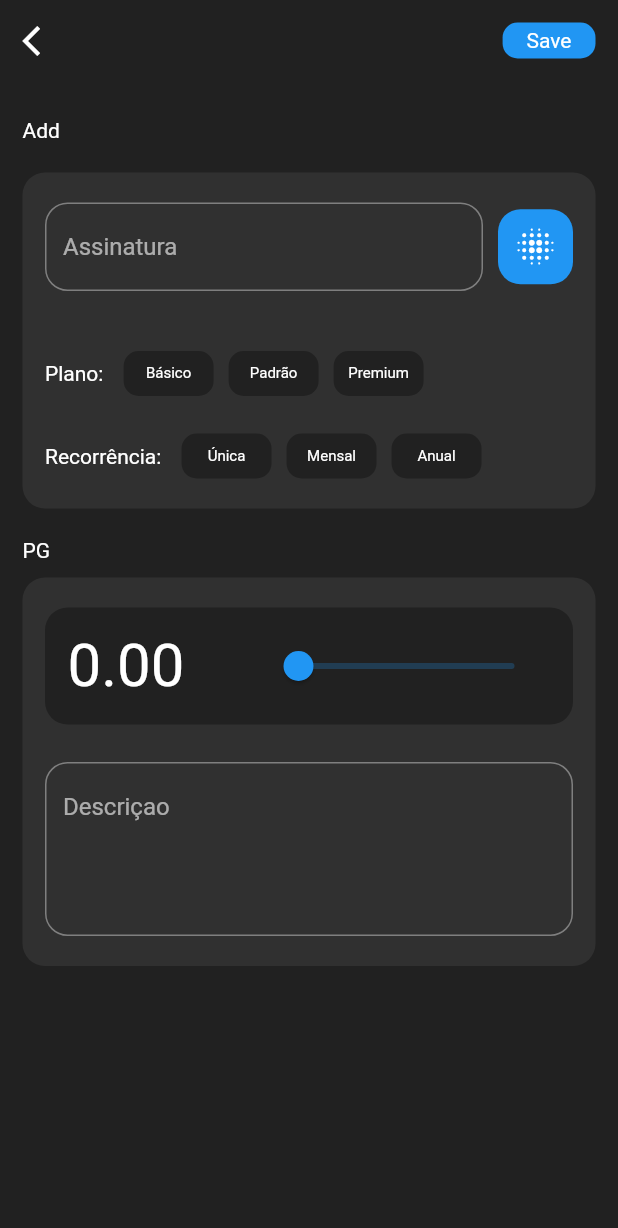
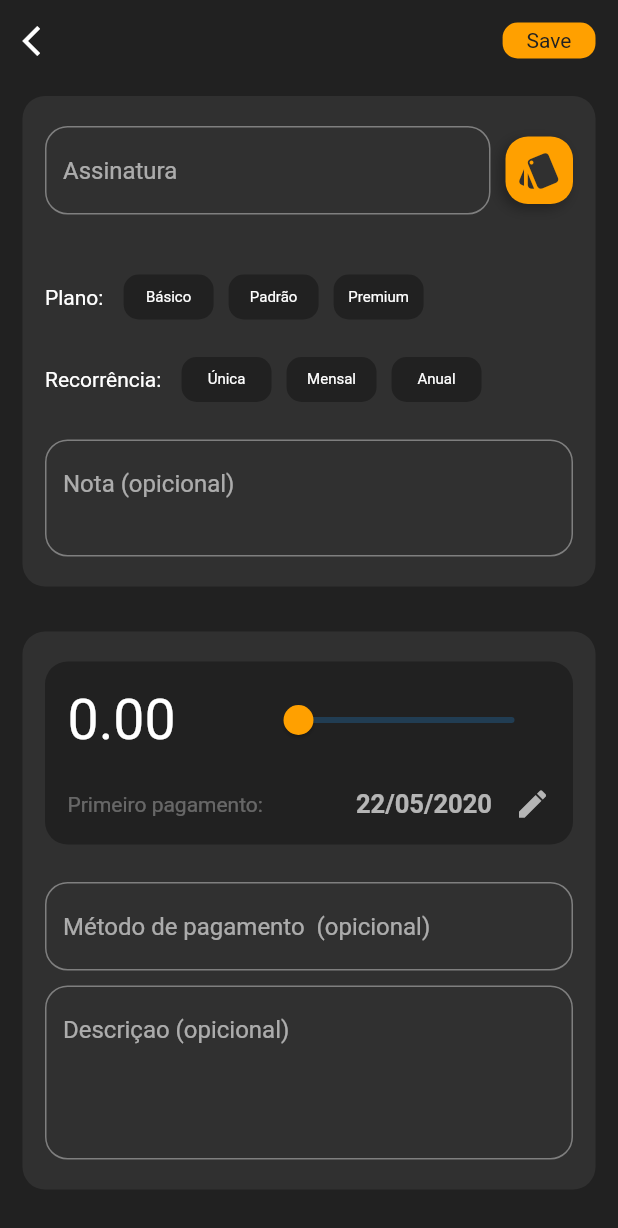
Before and after one commit to td-santos/Subscription_Manager_Flutter, a Flutter app: the screen it shows after launch, after a tap on the "add" icon, on a phone screen of 412 x 824 dp. Shown: the top 1228 px of the screen. Run offline on Flutter 3.47's test engine with Material 2 defaults, Android fonts, the phone set to English and light mode, and no system bars.

Commit message:
commit Ui screen Add
- Add elements in screen AddAssinatura

```diff
--- a/suno/lib/main.dart
+++ b/suno/lib/main.dart
@@ -5,6 +5,9 @@ void main() {
   runApp(MaterialApp(
     home: Home(),
     debugShowCheckedModeBanner: false,
-    theme: ThemeData.dark(),
+    theme: ThemeData(
+      brightness: Brightness.dark,
+      accentColor: Colors.amber[700]
+    ),
   ));
 }
--- a/suno/lib/screens/AddAssinatra.dart
+++ b/suno/lib/screens/AddAssinatra.dart
@@ -14,6 +14,8 @@ class _AddAssinaturaState extends State<AddAssinatura> {
 
   TextEditingController _controllerAssinatura = TextEditingController();
   TextEditingController _controllerDesc = TextEditingController();
+  TextEditingController _controllerNota = TextEditingController();
+  TextEditingController _controllerMetPG = TextEditingController();
   String plano, recorrencia;
 
   showDialogLogos() {
@@ -113,21 +115,21 @@ class _AddAssinaturaState extends State<AddAssinatura> {
                       padding: EdgeInsets.only(
                           left: 16, right: 16, top: 4, bottom: 4),
                       decoration: BoxDecoration(
-                          color: Colors.blue,
+                          color: Colors.amber[700],
                           borderRadius: BorderRadius.circular(10)),
                       child: Center(
-                        child: Text("Save"),
+                        child: Text(
+                          "Save",
+                          style: TextStyle(color: Colors.grey[900]),
+                        ),
                       )),
                 )
               ],
             ),
             SizedBox(
-              height: 40,
+              height: 25,
             ),
-            Text("Add"),
-            SizedBox(
-              height: 20,
-            ),
+
             Container(
               padding:
                   EdgeInsets.only(top: 20, left: 15, right: 15, bottom: 20),
@@ -156,14 +158,22 @@ class _AddAssinaturaState extends State<AddAssinatura> {
                             showDialogLogos();
                           },
                           child: Container(
-                            height: 50,
-                            width: 50,
+                            height: 45,
+                            width: 45,
                             decoration: BoxDecoration(
-                                color: Colors.blue,
-                                borderRadius: BorderRadius.circular(15)),
+                                color: Colors.amber[700],
+                                //border: Border.all(color: Colors.amber[700]),
+                                borderRadius: BorderRadius.circular(15),
+                                boxShadow: [
+                                  BoxShadow(
+                                      offset: Offset(-3, 3),
+                                      blurRadius: 7,
+                                      color: Colors.grey[900])
+                                ]),
                             child: urlLogo == null
                                 ? Icon(
-                                    Icons.blur_on,
+                                    Icons.style,
+                                    color: Colors.grey[850],
                                     size: 30,
                                   )
                                 : ClipRRect(
@@ -296,19 +306,28 @@ class _AddAssinaturaState extends State<AddAssinatura> {
                       ),
                     ],
                   ),
+                  SizedBox(
+                    height: 25,
+                  ),
+                  TextField(
+                    controller: _controllerNota,
+                    maxLines: 2,
+                    keyboardType: TextInputType.text,
+                    decoration: InputDecoration(
+                        hintText: "Nota (opicional)",
+                        border: OutlineInputBorder(
+                          borderRadius: BorderRadius.circular(15),
+                        )),
+                  ),
                 ],
               ),
             ),
             SizedBox(
-              height: 20,
+              height: 30,
             ),
-            Text("PG"),
-            SizedBox(
-              height: 10,
-            ),
+
             Container(
-              padding:
-                  EdgeInsets.only(top: 20, left: 15, right: 15, bottom: 20),
+              padding: EdgeInsets.only(top: 20, left: 15, right: 15, bottom: 20),
               decoration: BoxDecoration(
                   color: Colors.grey[850],
                   borderRadius: BorderRadius.circular(15)),
@@ -321,16 +340,19 @@ class _AddAssinaturaState extends State<AddAssinatura> {
                         borderRadius: BorderRadius.circular(15)),
                     child: Padding(
                         padding: EdgeInsets.all(15),
-                      child: Row(
+                        child: Column(
+                          children: <Widget>[
+                            Row(
                               mainAxisAlignment: MainAxisAlignment.spaceBetween,
                               children: <Widget>[
                                 Text(
                                   "${valueSlide.toStringAsFixed(2)}",
-                            style: TextStyle(fontSize: 40),
+                                  style: TextStyle(fontSize: 37),
                                 ),
                                 Column(
                                   children: <Widget>[
                                     Slider(
+                                      activeColor: Colors.amber[700],
                                       max: 200,
                                       value: valueSlide,
                                       onChanged: (value) {
@@ -338,22 +360,59 @@ class _AddAssinaturaState extends State<AddAssinatura> {
                                           valueSlide = value;
                                         });
                                       },
+                                    ),
+                                  ],
+                                )
+                              ],
+                            ),
+                            SizedBox(height: 20,),
+                            Row(
+                              mainAxisAlignment: MainAxisAlignment.spaceBetween,
+                              children: <Widget>[
+                                Text("Primeiro pagamento:  ",style: TextStyle(color: Colors.white.withAlpha(80)),),
+                                Row(
+                                  children: <Widget>[
+                                    Text(
+                                      "22/05/2020",
+                                      style: TextStyle(
+                                          fontSize: 17,
+                                          color: Colors.white.withAlpha(170),
+                                          fontWeight: FontWeight.w600),
+                                    ),
+                                    SizedBox(
+                                      width: 15,
+                                    ),
+                                    GestureDetector(
+                                      child: Icon(Icons.edit,color: Colors.white.withAlpha(170),),
                                     )
                                   ],
                                 )
                               ],
                             ),
-                    ),
+                          ],
+                        )),
                   ),
                   SizedBox(
                     height: 25,
+                  ),
+                  TextField(
+                    controller: _controllerMetPG,
+                    keyboardType: TextInputType.text,
+                    decoration: InputDecoration(
+                        hintText: "Método de pagamento  (opicional)",
+                        border: OutlineInputBorder(
+                          borderRadius: BorderRadius.circular(15),
+                        )),
+                  ),
+                  SizedBox(
+                    height: 10,
                   ),
                   TextField(
                     controller: _controllerDesc,
                     maxLines: 4,
                     keyboardType: TextInputType.text,
                     decoration: InputDecoration(
-                        hintText: "Descriçao",
+                        hintText: "Descriçao (opicional)",
                         border: OutlineInputBorder(
                           borderRadius: BorderRadius.circular(15),
                         )),
--- a/suno/lib/widgets/ContainerOption.dart
+++ b/suno/lib/widgets/ContainerOption.dart
@@ -13,7 +13,7 @@ class ContainerOption extends StatelessWidget {
                         width: 60,
                         decoration: BoxDecoration(
                             color: Colors.grey[900],
-                            border:Border.all(color: selected ==true? Colors.teal[300]: Colors.transparent, width: 1),
+                            border:Border.all(color: selected ==true? Colors.amber[800]: Colors.transparent, width: 1),
                             borderRadius: BorderRadius.circular(10)),
                         child: Center(
                           child: Text(
```
Lines whose indentation alone changed are shown as unchanged.
